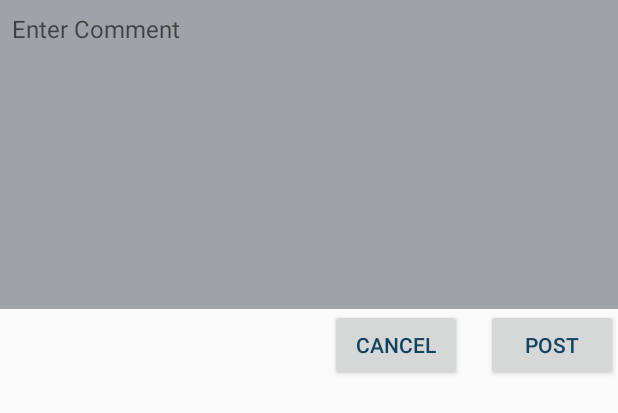
After one commit to jacewardell/NoMansSkyJournal, an Android app: the layout dialog_add_comment.xml on its own in the app's theme, with its tools: preview values and no code run, on a phone screen of 412 x 824 dp. The commit adds this screen. Shown: the top 413 px of the screen. Run offline under Robolectric (Android 15) with nearby library versions, the phone set to English and light mode, and no system bars.

Commit message:
Adds dialog for adding a comment.

```diff
--- /dev/null
+++ b/app/src/main/res/layout/dialog_add_comment.xml
@@ -0,0 +1,41 @@
+<?xml version="1.0" encoding="utf-8"?>
+<RelativeLayout
+	android:id="@+id/layout_root_add_comment_dialog"
+	android:layout_width="match_parent"
+	android:layout_height="match_parent"
+	xmlns:android="http://schemas.android.com/apk/res/android">
+
+	<EditText
+		android:id="@+id/et_comment"
+		android:layout_width="match_parent"
+		android:layout_height="wrap_content"
+		android:background="@color/toolbar_light_trans"
+		android:gravity="start|top"
+		android:hint="@string/hint_enter_comment"
+		android:inputType="text|textMultiLine"
+		android:isScrollContainer="true"
+		android:lines="10"
+		android:maxLines="50"
+		android:padding="@dimen/d8"
+		android:textColor="@color/primary_dark"
+		android:textSize="@dimen/ts16"/>
+
+	<Button
+		android:id="@+id/btn_post"
+		android:layout_width="wrap_content"
+		android:layout_height="wrap_content"
+		android:layout_alignParentEnd="true"
+		android:layout_below="@+id/et_comment"
+		android:text="@string/post"
+		android:textColor="@color/primary"/>
+
+	<Button
+		android:id="@+id/btn_cancel"
+		android:layout_width="wrap_content"
+		android:layout_height="wrap_content"
+		android:layout_alignBottom="@+id/btn_post"
+		android:layout_marginEnd="@dimen/d16"
+		android:layout_toStartOf="@+id/btn_post"
+		android:text="@string/cancel"
+		android:textColor="@color/primary"/>
+</RelativeLayout>
--- a/app/src/main/res/values/strings.xml
+++ b/app/src/main/res/values/strings.xml
@@ -37,6 +37,10 @@
 	<string name="add_structure">Add Structure</string>
 	<string name="add_tool">Add Tool</string>
 	<string name="add_ship">Add Ship</string>
+	<string name="add_comment">Add Comment</string>
+	<string name="hint_enter_comment">Enter Comment</string>
+	<string name="cancel">Cancel</string>
+	<string name="post">Post</string>
 
 	<!-- Discovery Type Strings -->
 	<string name="solar_system">Solar System</string>
```
Also changed, not shown: app/src/main/java/com/sadostrich/nomansskyjournal/Activities/ViewDiscoveryActivity.java (+36 -2 lines).
